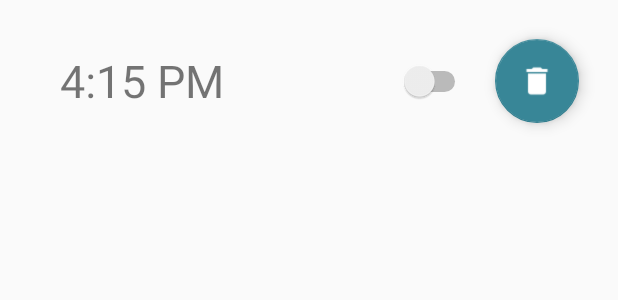
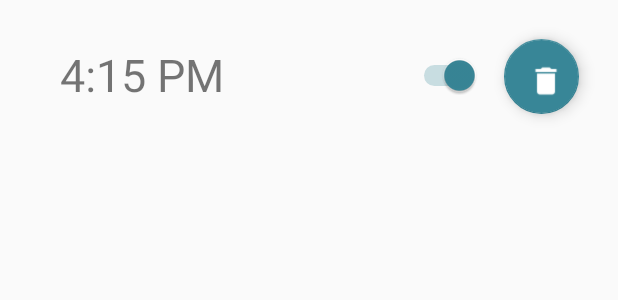
Before and after one commit to sifron/KristenKlock, an Android app: the layout alarm_list_item.xml on its own in the app's theme, with its tools: preview values and no code run, on a phone screen of 412 x 824 dp. Shown: the top 300 px of the screen. Run offline under Robolectric (Android 15) with nearby library versions, the phone set to English and light mode, and no system bars.

Commit message:
Added Buttons to listAdapters

```diff
--- a/app/src/main/java/tech/anora/kristenklock/MainActivity.java
+++ b/app/src/main/java/tech/anora/kristenklock/MainActivity.java
@@ -102,7 +102,7 @@ public class MainActivity extends AppCompatActivity {
         int duration = Toast.LENGTH_SHORT;
 
         Toast toast = Toast.makeText(context, text, duration);
-        toast.setGravity(Gravity.BOTTOM, 0, 265);
+        toast.setGravity(Gravity.BOTTOM, 0, 285);
         toast.show();
     }
 
--- a/app/src/main/res/layout/alarm_list_item.xml
+++ b/app/src/main/res/layout/alarm_list_item.xml
@@ -2,7 +2,7 @@
 <LinearLayout xmlns:android="http://schemas.android.com/apk/res/android"
     android:id="@+id/timeListItem"
     android:layout_width="fill_parent"
-    android:layout_height="wrap_content"
+    android:layout_height="100dp"
     android:orientation="horizontal"
     android:padding="10dp"
     android:textSize="16sp" >
@@ -22,13 +22,16 @@
         android:id="@+id/timeSwitch"
         android:layout_width="0dp"
         android:layout_height="match_parent"
-        android:layout_weight="0.09" />
+        android:layout_weight="0.09"
+        android:checked="true" />
 
     <android.support.design.widget.FloatingActionButton
         android:id="@+id/deleteButton"
-        android:layout_width="wrap_content"
-        android:layout_height="wrap_content"
+        android:layout_width="50dp"
+        android:layout_height="50dp"
         android:layout_margin="16dp"
-        android:src="@drawable/ic_delete_white_24dp" />
+        android:scaleType="center"
+        android:src="@drawable/ic_delete_white_24dp"
+        />
 
 </LinearLayout>
```
